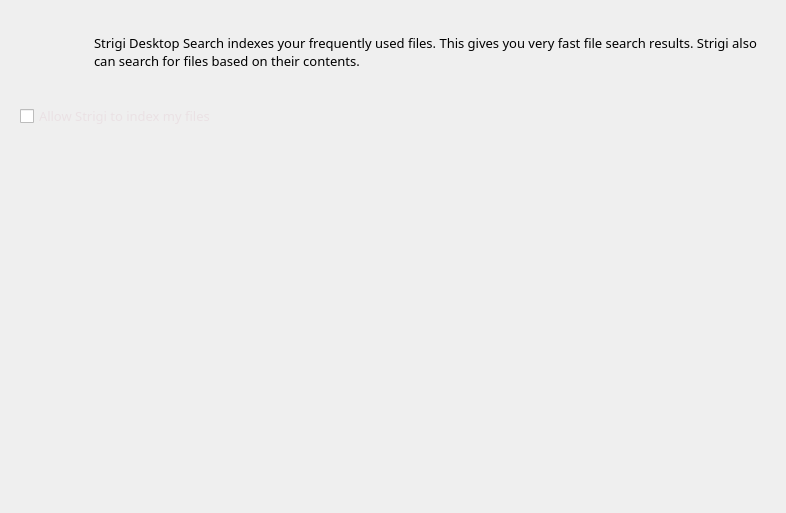
First picture: the form in kde/kaptan/ui/ui_scrSearch.ui, repository pars-linux/uludag, before the edit.
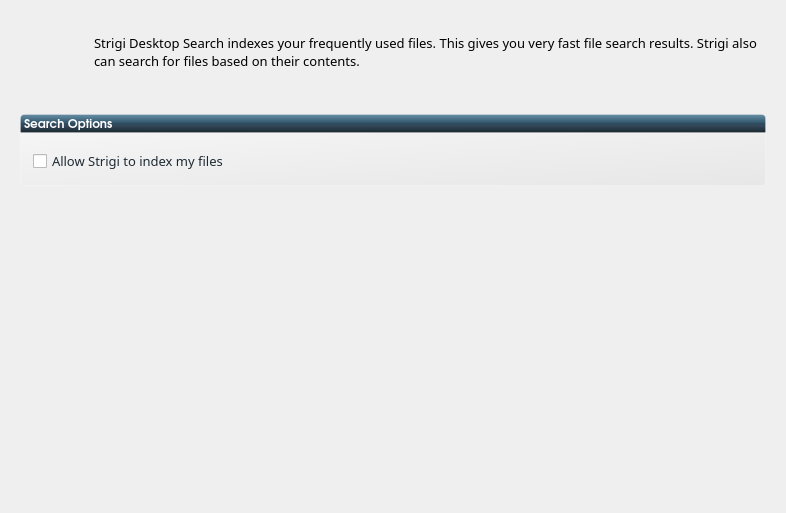
Second picture: the form after the edit. Icons and pictures are not drawn.

```diff
--- a/kde/kaptan/ui/ui_scrSearch.ui
+++ b/kde/kaptan/ui/ui_scrSearch.ui
@@ -93,31 +93,12 @@
      <property name="sizeHint" stdset="0">
       <size>
        <width>20</width>
-       <height>20</height>
+       <height>30</height>
       </size>
      </property>
     </spacer>
    </item>
-   <item row="2" column="0" colspan="2">
-    <widget class="QCheckBox" name="checkBoxNepomuk">
-     <property name="font">
-      <font>
-       <family>Sans Serif</family>
-       <pointsize>10</pointsize>
-      </font>
-     </property>
-     <property name="styleSheet">
-      <string notr="true">color: rgb(234, 225, 228);</string>
-     </property>
-     <property name="text">
-      <string>Allow Strigi to index my files</string>
-     </property>
-     <property name="checked">
-      <bool>false</bool>
-     </property>
-    </widget>
-   </item>
-   <item row="3" column="0">
+   <item row="5" column="0">
     <spacer name="verticalSpacer_2">
      <property name="orientation">
       <enum>Qt::Vertical</enum>
@@ -130,6 +111,83 @@
      </property>
     </spacer>
    </item>
+   <item row="4" column="0" colspan="2">
+    <widget class="QGroupBox" name="groupBoxRepo">
+     <property name="font">
+      <font>
+       <family>Sans Serif</family>
+       <pointsize>10</pointsize>
+       <weight>75</weight>
+       <bold>true</bold>
+      </font>
+     </property>
+     <property name="styleSheet">
+      <string notr="true">#groupBoxRepo{
+background-color: qlineargradient(spread:pad, x1:1, y1:1, x2:0, y2:0, stop:0 rgba(219, 219, 219, 100), stop:1 rgba(255, 255, 255, 100));
+border: 1px solid rgba(255,255,255,50);
+border-bottom-left-radius: 4px;
+border-bottom-right-radius: 4px;
+}</string>
+     </property>
+     <property name="title">
+      <string/>
+     </property>
+     <property name="flat">
+      <bool>true</bool>
+     </property>
+     <layout class="QVBoxLayout" name="verticalLayout_2">
+      <property name="margin">
+       <number>10</number>
+      </property>
+      <item>
+       <widget class="QCheckBox" name="checkBoxNepomuk">
+        <property name="font">
+         <font>
+          <family>Sans Serif</family>
+          <pointsize>10</pointsize>
+         </font>
+        </property>
+        <property name="styleSheet">
+         <string notr="true">color: rgb(30, 43, 51)</string>
+        </property>
+        <property name="text">
+         <string>Allow Strigi to index my files</string>
+        </property>
+        <property name="checked">
+         <bool>false</bool>
+        </property>
+       </widget>
+      </item>
+     </layout>
+    </widget>
+   </item>
+   <item row="3" column="0" colspan="2">
+    <widget class="QLabel" name="label_2">
+     <property name="font">
+      <font>
+       <family>URW Gothic L</family>
+       <pointsize>9</pointsize>
+       <weight>75</weight>
+       <bold>true</bold>
+       <underline>false</underline>
+      </font>
+     </property>
+     <property name="styleSheet">
+      <string notr="true">background-color: qlineargradient(spread:pad, x1:0.5, y1:1, x2:0.5, y2:0, stop:0 rgba(26, 38, 45, 255), stop:0.398093 rgba(51, 72, 91, 255), stop:0.521739 rgba(45, 76, 94, 255), stop:0.531585 rgba(49, 84, 106, 255), stop:0.983696 rgba(99, 141, 164, 255), stop:1 rgba(120, 146, 172, 255));
+/*background-color: qlineargradient(spread:pad, x1:1, y1:1, x2:0, y2:0, stop:0 rgba(219, 219, 219, 100), stop:1 rgba(255, 255, 255, 100));*/
+border: 1px solid rgba(255,255,255,50);
+color:white;
+border-top-left-radius: 4px;
+border-top-right-radius: 4px;</string>
+     </property>
+     <property name="text">
+      <string>Search Options</string>
+     </property>
+     <property name="margin">
+      <number>5</number>
+     </property>
+    </widget>
+   </item>
   </layout>
  </widget>
  <resources>
```
